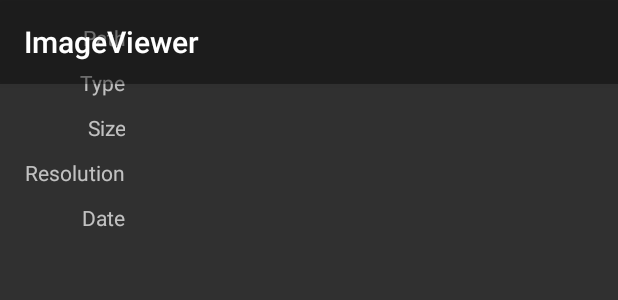
After one commit to xdtianyu/ImageViewer, an Android app: the layout dialog_detail.xml on its own in the app's theme, with its tools: preview values and no code run, on a phone screen of 412 x 824 dp. The commit adds this screen. Shown: the top 300 px of the screen. Run offline under Robolectric (Android 15) with nearby library versions, the phone set to English and light mode, and no system bars.

Commit message:
add detail

```diff
--- /dev/null
+++ b/app/src/main/res/layout/dialog_detail.xml
@@ -0,0 +1,74 @@
+<?xml version="1.0" encoding="utf-8"?>
+<ScrollView xmlns:android="http://schemas.android.com/apk/res/android"
+            android:layout_width="match_parent"
+            android:layout_height="match_parent">
+
+    <LinearLayout
+        android:layout_width="match_parent"
+        android:layout_height="wrap_content"
+        android:orientation="vertical"
+        android:paddingTop="10dp"
+        android:scrollbars="vertical">
+
+        <LinearLayout
+            style="@style/detail_layout">
+
+            <TextView
+                style="@style/detail_text"
+                android:text="@string/detail_path"/>
+
+            <TextView
+                android:id="@+id/detail_path"
+                style="@style/detail_text_context"/>
+        </LinearLayout>
+
+        <LinearLayout
+            style="@style/detail_layout">
+
+            <TextView
+                style="@style/detail_text"
+                android:text="@string/detail_type"/>
+
+            <TextView
+                android:id="@+id/detail_type"
+                style="@style/detail_text_context"/>
+        </LinearLayout>
+
+        <LinearLayout
+            style="@style/detail_layout">
+
+            <TextView
+                style="@style/detail_text"
+                android:text="@string/detail_size"/>
+
+            <TextView
+                android:id="@+id/detail_size"
+                style="@style/detail_text_context"/>
+        </LinearLayout>
+
+        <LinearLayout
+            style="@style/detail_layout">
+
+            <TextView
+                style="@style/detail_text"
+                android:text="@string/detail_resolution"/>
+
+            <TextView
+                android:id="@+id/detail_resolution"
+                style="@style/detail_text_context"/>
+        </LinearLayout>
+
+        <LinearLayout
+            style="@style/detail_layout">
+
+            <TextView
+                style="@style/detail_text"
+                android:text="@string/detail_date"/>
+
+            <TextView
+                android:id="@+id/detail_date"
+                style="@style/detail_text_context"/>
+        </LinearLayout>
+
+    </LinearLayout>
+</ScrollView>
--- a/app/src/main/res/menu/menu_image_viewer.xml
+++ /dev/null
@@ -1,6 +0,0 @@
-<menu xmlns:android="http://schemas.android.com/apk/res/android">
-    <item android:id="@+id/action_detail" android:title="@string/action_detail"
-          android:orderInCategory="100" android:showAsAction="never" />
-    <item android:id="@+id/action_settings" android:title="@string/action_settings"
-        android:orderInCategory="100" android:showAsAction="never" />
-</menu>
--- a/app/src/main/res/menu/menu_main.xml
+++ b/app/src/main/res/menu/menu_main.xml
@@ -1,5 +1,7 @@
 <menu xmlns:android="http://schemas.android.com/apk/res/android"
     xmlns:tools="http://schemas.android.com/tools" tools:context=".MainActivity">
+    <item android:id="@+id/action_detail" android:title="@string/action_detail"
+          android:orderInCategory="100" android:showAsAction="never" />
     <item android:id="@+id/action_settings" android:title="@string/action_settings"
         android:orderInCategory="100" android:showAsAction="never" />
 </menu>
--- a/app/src/main/res/values-v21/styles.xml
+++ b/app/src/main/res/values-v21/styles.xml
@@ -30,4 +30,25 @@
         <item name="android:minWidth">50dp</item>
         <item name="android:paddingRight">0dp</item>
     </style>
+
+    <style name="detail_text">
+        <item name="android:layout_width">0dp</item>
+        <item name="android:layout_weight">1</item>
+        <item name="android:gravity">right</item>
+        <item name="android:layout_height">wrap_content</item>
+    </style>
+
+    <style name="detail_text_context">
+        <item name="android:textColor">@android:color/white</item>
+        <item name="android:layout_width">0dp</item>
+        <item name="android:layout_marginLeft">10dp</item>
+        <item name="android:layout_weight">4</item>
+        <item name="android:layout_height">wrap_content</item>
+    </style>
+    <style name="detail_layout">
+        <item name="android:padding">5dp</item>
+        <item name="android:layout_width">match_parent</item>
+        <item name="android:layout_height">wrap_content</item>
+        <item name="android:orientation">horizontal</item>
+    </style>
 </resources>
--- a/app/src/main/res/values/strings.xml
+++ b/app/src/main/res/values/strings.xml
@@ -65,6 +65,11 @@
 
     <string name="network_sort_type">Network images</string>
     <string name="network_sort_reverse">Reverse network images</string>
+    <string name="detail_path">Path</string>
+    <string name="detail_type">Type</string>
+    <string name="detail_resolution">Resolution</string>
+    <string name="detail_date">Date</string>
+    <string name="detail_size">Size</string>
 
     <string-array name="image_sort_entries">
         <item>@string/sort_name</item>
```
Also changed, not shown: app/src/main/java/org/xdty/imageviewer/activity/MainActivity.java (+68 -6 lines), app/src/main/java/org/xdty/imageviewer/model/ImageFile.java (+48 -4 lines), app/src/main/java/org/xdty/imageviewer/utils/Utils.java (+29 -0 lines), 1 other file.
